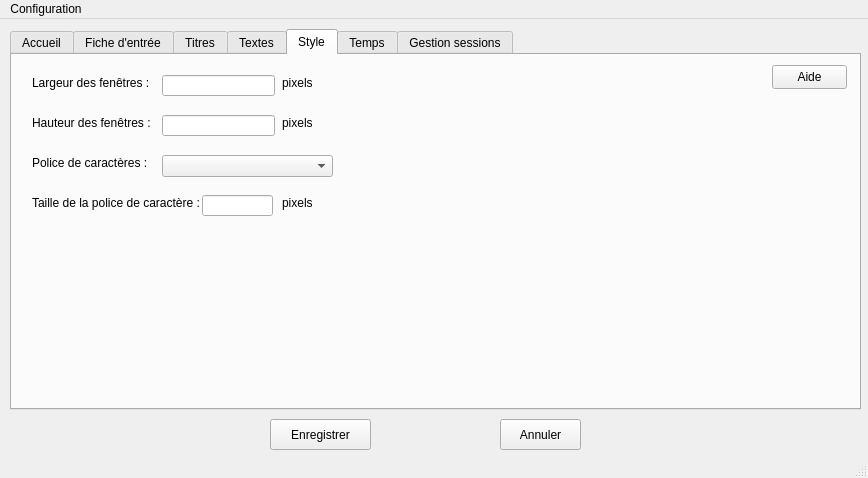
Old version of the form configuration.ui in the repository impli-osx/session_manager.
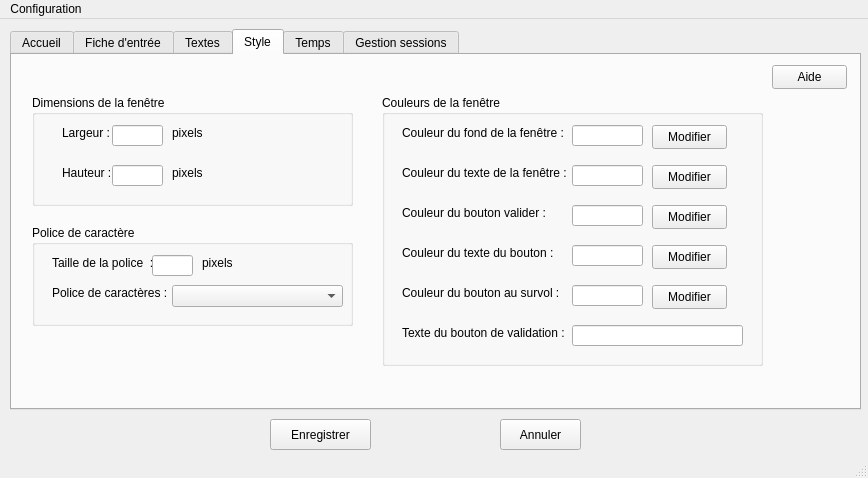
New version of the form. The open tabs and pages were chosen to show the change.

Patch:
```diff
--- a/configuration.ui
+++ b/configuration.ui
@@ -283,139 +283,6 @@
       </property>
      </widget>
     </widget>
-    <widget class="QWidget" name="titres">
-     <attribute name="title">
-      <string>Titres</string>
-     </attribute>
-     <widget class="QPushButton" name="aide_titres">
-      <property name="geometry">
-       <rect>
-        <x>760</x>
-        <y>10</y>
-        <width>75</width>
-        <height>24</height>
-       </rect>
-      </property>
-      <property name="text">
-       <string>Aide</string>
-      </property>
-     </widget>
-     <widget class="QLabel" name="label_titre_1">
-      <property name="geometry">
-       <rect>
-        <x>20</x>
-        <y>60</y>
-        <width>151</width>
-        <height>16</height>
-       </rect>
-      </property>
-      <property name="text">
-       <string>Titre de la première fenêtre :</string>
-      </property>
-     </widget>
-     <widget class="QLabel" name="label_titre_2">
-      <property name="geometry">
-       <rect>
-        <x>20</x>
-        <y>100</y>
-        <width>151</width>
-        <height>16</height>
-       </rect>
-      </property>
-      <property name="text">
-       <string>Titre de la seconde fenêtre :</string>
-      </property>
-     </widget>
-     <widget class="QLabel" name="label_titre__3">
-      <property name="geometry">
-       <rect>
-        <x>20</x>
-        <y>140</y>
-        <width>161</width>
-        <height>16</height>
-       </rect>
-      </property>
-      <property name="text">
-       <string>Titre de la troisième fenêtre :</string>
-      </property>
-     </widget>
-     <widget class="QLineEdit" name="titre_popup_1">
-      <property name="geometry">
-       <rect>
-        <x>200</x>
-        <y>60</y>
-        <width>431</width>
-        <height>21</height>
-       </rect>
-      </property>
-     </widget>
-     <widget class="QLineEdit" name="titre_popup_2">
-      <property name="geometry">
-       <rect>
-        <x>200</x>
-        <y>100</y>
-        <width>431</width>
-        <height>21</height>
-       </rect>
-      </property>
-     </widget>
-     <widget class="QLineEdit" name="titre_popup_3">
-      <property name="geometry">
-       <rect>
-        <x>200</x>
-        <y>140</y>
-        <width>431</width>
-        <height>21</height>
-       </rect>
-      </property>
-     </widget>
-     <widget class="QLabel" name="label_18">
-      <property name="geometry">
-       <rect>
-        <x>20</x>
-        <y>180</y>
-        <width>181</width>
-        <height>16</height>
-       </rect>
-      </property>
-      <property name="text">
-       <string>Titre de la fenêtre de fermeture :</string>
-      </property>
-     </widget>
-     <widget class="QLineEdit" name="titre_fermeture">
-      <property name="geometry">
-       <rect>
-        <x>200</x>
-        <y>180</y>
-        <width>431</width>
-        <height>21</height>
-       </rect>
-      </property>
-     </widget>
-     <widget class="QLabel" name="label_21">
-      <property name="geometry">
-       <rect>
-        <x>20</x>
-        <y>20</y>
-        <width>131</width>
-        <height>16</height>
-       </rect>
-      </property>
-      <property name="text">
-       <string>Titre fenêtre règlement :</string>
-      </property>
-     </widget>
-     <widget class="QLineEdit" name="titre_reglement">
-      <property name="geometry">
-       <rect>
-        <x>200</x>
-        <y>20</y>
-        <width>431</width>
-        <height>21</height>
-       </rect>
-      </property>
-     </widget>
-    </widget>
     <widget class="QWidget" name="textes">
      <attribute name="title">
       <string>Textes</string>
@@ -588,136 +455,378 @@
        <string>Aide</string>
       </property>
      </widget>
-     <widget class="QLabel" name="label">
+     <widget class="QGroupBox" name="groupBox">
       <property name="geometry">
        <rect>
         <x>20</x>
-        <y>20</y>
-        <width>121</width>
-        <height>16</height>
+        <y>40</y>
+        <width>321</width>
+        <height>111</height>
        </rect>
       </property>
-      <property name="text">
-       <string>Largeur des fenêtres :</string>
+      <property name="title">
+       <string>Dimensions de la fenêtre</string>
       </property>
+      <widget class="QLabel" name="label_4">
+       <property name="geometry">
+        <rect>
+         <x>140</x>
+         <y>70</y>
+         <width>49</width>
+         <height>16</height>
+        </rect>
+       </property>
+       <property name="text">
+        <string>pixels</string>
+       </property>
+      </widget>
+      <widget class="QLabel" name="label">
+       <property name="geometry">
+        <rect>
+         <x>30</x>
+         <y>30</y>
+         <width>51</width>
+         <height>16</height>
+        </rect>
+       </property>
+       <property name="text">
+        <string>Largeur :</string>
+       </property>
+      </widget>
+      <widget class="QLineEdit" name="hauteur_popup">
+       <property name="geometry">
+        <rect>
+         <x>80</x>
+         <y>70</y>
+         <width>51</width>
+         <height>21</height>
+        </rect>
+       </property>
+      </widget>
+      <widget class="QLineEdit" name="largeur_popup">
+       <property name="geometry">
+        <rect>
+         <x>80</x>
+         <y>30</y>
+         <width>51</width>
+         <height>21</height>
+        </rect>
+       </property>
+      </widget>
+      <widget class="QLabel" name="label_2">
+       <property name="geometry">
+        <rect>
+         <x>140</x>
+         <y>30</y>
+         <width>49</width>
+         <height>16</height>
+        </rect>
+       </property>
+       <property name="text">
+        <string>pixels</string>
+       </property>
+      </widget>
+      <widget class="QLabel" name="label_3">
+       <property name="geometry">
+        <rect>
+         <x>30</x>
+         <y>70</y>
+         <width>51</width>
+         <height>16</height>
+        </rect>
+       </property>
+       <property name="text">
+        <string>Hauteur :</string>
+       </property>
+      </widget>
      </widget>
-     <widget class="QLineEdit" name="largeur_popup">
+     <widget class="QGroupBox" name="groupBox_2">
       <property name="geometry">
        <rect>
-        <x>150</x>
-        <y>20</y>
-        <width>113</width>
-        <height>21</height>
-       </rect>
-      </property>
-     </widget>
-     <widget class="QLabel" name="label_2">
-      <property name="geometry">
-       <rect>
-        <x>270</x>
-        <y>20</y>
-        <width>49</width>
-        <height>16</height>
-       </rect>
-      </property>
-      <property name="text">
-       <string>pixels</string>
-      </property>
-     </widget>
-     <widget class="QLabel" name="label_3">
-      <property name="geometry">
-       <rect>
         <x>20</x>
-        <y>60</y>
-        <width>121</width>
-        <height>16</height>
+        <y>170</y>
+        <width>321</width>
+        <height>101</height>
        </rect>
       </property>
-      <property name="text">
-       <string>Hauteur des fenêtres :</string>
+      <property name="title">
+       <string>Police de caractère</string>
       </property>
+      <widget class="QLabel" name="label_6">
+       <property name="geometry">
+        <rect>
+         <x>20</x>
+         <y>30</y>
+         <width>101</width>
+         <height>16</height>
+        </rect>
+       </property>
+       <property name="text">
+        <string>Taille de la police  :</string>
+       </property>
+      </widget>
+      <widget class="QLineEdit" name="taille_police">
+       <property name="geometry">
+        <rect>
+         <x>120</x>
+         <y>30</y>
+         <width>41</width>
+         <height>21</height>
+        </rect>
+       </property>
+      </widget>
+      <widget class="QLabel" name="label_7">
+       <property name="geometry">
+        <rect>
+         <x>170</x>
+         <y>30</y>
+         <width>49</width>
+         <height>16</height>
+        </rect>
+       </property>
+       <property name="text">
+        <string>pixels</string>
+       </property>
+      </widget>
+      <widget class="QLabel" name="label_5">
+       <property name="geometry">
+        <rect>
+         <x>20</x>
+         <y>60</y>
+         <width>121</width>
+         <height>16</height>
+        </rect>
+       </property>
+       <property name="text">
+        <string>Police de caractères :</string>
+       </property>
+      </widget>
+      <widget class="QComboBox" name="police">
+       <property name="geometry">
+        <rect>
+         <x>140</x>
+         <y>60</y>
+         <width>171</width>
+         <height>22</height>
+        </rect>
+       </property>
+      </widget>
      </widget>
-     <widget class="QLineEdit" name="hauteur_popup">
+     <widget class="QGroupBox" name="groupBox_3">
       <property name="geometry">
        <rect>
-        <x>150</x>
-        <y>60</y>
-        <width>113</width>
-        <height>21</height>
+        <x>370</x>
+        <y>40</y>
+        <width>381</width>
+        <height>271</height>
        </rect>
       </property>
-     </widget>
-     <widget class="QLabel" name="label_4">
-      <property name="geometry">
-       <rect>
-        <x>270</x>
-        <y>60</y>
-        <width>49</width>
-        <height>16</height>
-       </rect>
+      <property name="title">
+       <string>Couleurs de la fenêtre</string>
       </property>
-      <property name="text">
-       <string>pixels</string>
-      </property>
-     </widget>
-     <widget class="QLabel" name="label_5">
-      <property name="geometry">
-       <rect>
-        <x>20</x>
-        <y>100</y>
-        <width>121</width>
-        <height>16</height>
-       </rect>
-      </property>
-      <property name="text">
-       <string>Police de caractères :</string>
-      </property>
-     </widget>
-     <widget class="QComboBox" name="police">
-      <property name="geometry">
-       <rect>
-        <x>150</x>
-        <y>100</y>
-        <width>171</width>
-        <height>22</height>
-       </rect>
-      </property>
-     </widget>
-     <widget class="QLabel" name="label_6">
-      <property name="geometry">
-       <rect>
-        <x>20</x>
-        <y>140</y>
-        <width>171</width>
-        <height>16</height>
-       </rect>
-      </property>
-      <property name="text">
-       <string>Taille de la police de caractère :</string>
-      </property>
-     </widget>
-     <widget class="QLineEdit" name="taille_police">
-      <property name="geometry">
-       <rect>
-        <x>190</x>
-        <y>140</y>
-        <width>71</width>
-        <height>21</height>
-       </rect>
-      </property>
-     </widget>
-     <widget class="QLabel" name="label_7">
-      <property name="geometry">
-       <rect>
-        <x>270</x>
-        <y>140</y>
-        <width>49</width>
-        <height>16</height>
-       </rect>
-      </property>
-      <property name="text">
-       <string>pixels</string>
-      </property>
+      <widget class="QLabel" name="label_22">
+       <property name="geometry">
+        <rect>
+         <x>20</x>
+         <y>30</y>
+         <width>161</width>
+         <height>16</height>
+        </rect>
+       </property>
+       <property name="text">
+        <string>Couleur du fond de la fenêtre :</string>
+       </property>
+      </widget>
+      <widget class="QLabel" name="label_23">
+       <property name="geometry">
+        <rect>
+         <x>20</x>
+         <y>70</y>
+         <width>171</width>
+         <height>16</height>
+        </rect>
+       </property>
+       <property name="text">
+        <string>Couleur du texte de la fenêtre :</string>
+       </property>
+      </widget>
+      <widget class="QLabel" name="label_24">
+       <property name="geometry">
+        <rect>
+         <x>20</x>
+         <y>110</y>
+         <width>151</width>
+         <height>16</height>
+        </rect>
+       </property>
+       <property name="text">
+        <string>Couleur du bouton valider :</string>
+       </property>
+      </widget>
+      <widget class="QLabel" name="label_25">
+       <property name="geometry">
+        <rect>
+         <x>20</x>
+         <y>150</y>
+         <width>161</width>
+         <height>16</height>
+        </rect>
+       </property>
+       <property name="text">
+        <string>Couleur du texte du bouton :</string>
+       </property>
+      </widget>
+      <widget class="QLineEdit" name="couleur_fond">
+       <property name="geometry">
+        <rect>
+         <x>190</x>
+         <y>30</y>
+         <width>71</width>
+         <height>21</height>
+        </rect>
+       </property>
+      </widget>
+      <widget class="QLineEdit" name="couleur_texte">
+       <property name="geometry">
+        <rect>
+         <x>190</x>
+         <y>70</y>
+         <width>71</width>
+         <height>21</height>
+        </rect>
+       </property>
+      </widget>
+      <widget class="QLineEdit" name="couleur_bouton">
+       <property name="geometry">
+        <rect>
+         <x>190</x>
+         <y>110</y>
+         <width>71</width>
+         <height>21</height>
+        </rect>
+       </property>
+      </widget>
+      <widget class="QLineEdit" name="couleur_bouton_texte">
+       <property name="geometry">
+        <rect>
+         <x>190</x>
+         <y>150</y>
+         <width>71</width>
+         <height>21</height>
+        </rect>
+       </property>
+      </widget>
+      <widget class="QPushButton" name="mod_fond">
+       <property name="geometry">
+        <rect>
+         <x>270</x>
+         <y>30</y>
+         <width>75</width>
+         <height>24</height>
+        </rect>
+       </property>
+       <property name="text">
+        <string>Modifier</string>
+       </property>
+      </widget>
+      <widget class="QPushButton" name="mod_texte">
+       <property name="geometry">
+        <rect>
+         <x>270</x>
+         <y>70</y>
+         <width>75</width>
+         <height>24</height>
+        </rect>
+       </property>
+       <property name="text">
+        <string>Modifier</string>
+       </property>
+      </widget>
+      <widget class="QPushButton" name="mod_bouton">
+       <property name="geometry">
+        <rect>
+         <x>270</x>
+         <y>110</y>
+         <width>75</width>
+         <height>24</height>
+        </rect>
+       </property>
+       <property name="text">
+        <string>Modifier</string>
+       </property>
+      </widget>
+      <widget class="QPushButton" name="mod_bouton_texte">
+       <property name="geometry">
+        <rect>
+         <x>270</x>
+         <y>150</y>
+         <width>75</width>
+         <height>24</height>
+        </rect>
+       </property>
+       <property name="text">
+        <string>Modifier</string>
+       </property>
+      </widget>
+      <widget class="QLabel" name="label_18">
+       <property name="geometry">
+        <rect>
+         <x>20</x>
+         <y>190</y>
+         <width>161</width>
+         <height>16</height>
+        </rect>
+       </property>
+       <property name="text">
+        <string>Couleur du bouton au survol :</string>
+       </property>
+      </widget>
+      <widget class="QLineEdit" name="couleur_bouton_survol">
+       <property name="geometry">
+        <rect>
+         <x>190</x>
+         <y>190</y>
+         <width>71</width>
+         <height>21</height>
+        </rect>
+       </property>
+      </widget>
+      <widget class="QPushButton" name="mod_bouton_survol">
+       <property name="geometry">
+        <rect>
+         <x>270</x>
+         <y>190</y>
+         <width>75</width>
+         <height>24</height>
+        </rect>
+       </property>
+       <property name="text">
+        <string>Modifier</string>
+       </property>
+      </widget>
+      <widget class="QLabel" name="label_21">
+       <property name="geometry">
+        <rect>
+         <x>20</x>
+         <y>230</y>
+         <width>171</width>
+         <height>16</height>
+        </rect>
+       </property>
+       <property name="text">
+        <string>Texte du bouton de validation :</string>
+       </property>
+      </widget>
+      <widget class="QLineEdit" name="texte_bouton">
+       <property name="geometry">
+        <rect>
+         <x>190</x>
+         <y>230</y>
+         <width>171</width>
+         <height>21</height>
+        </rect>
+       </property>
+      </widget>
      </widget>
     </widget>
     <widget class="QWidget" name="temps">
```
Left out of the diff: 4 changed lines with no effect on the pictures.
